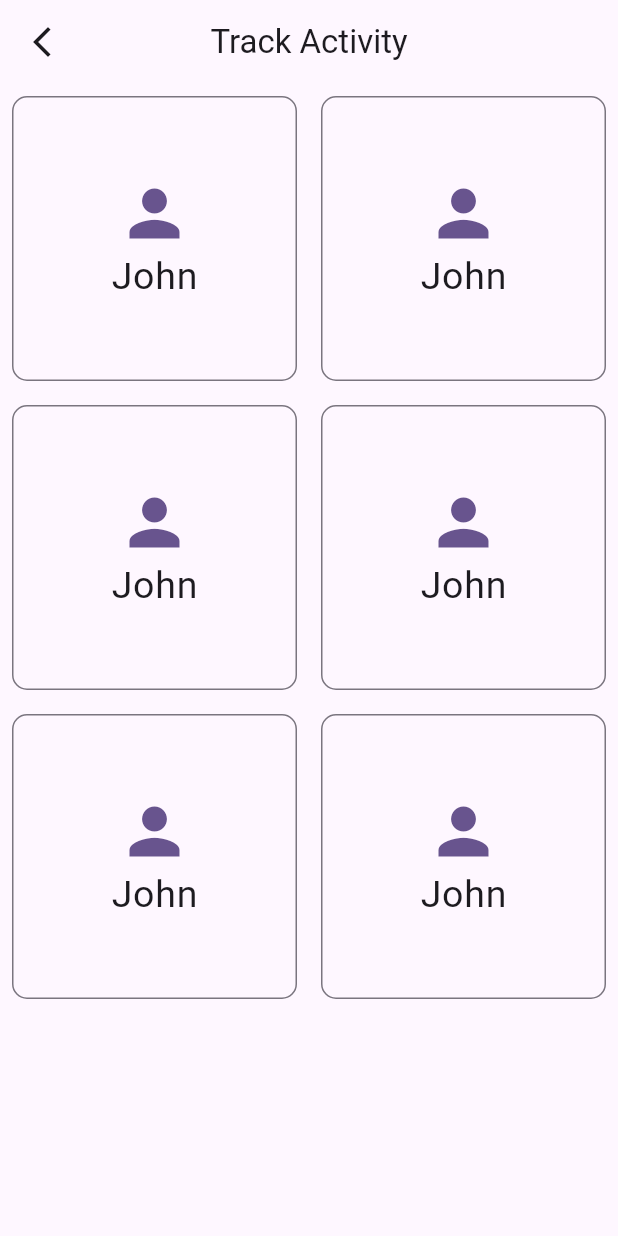
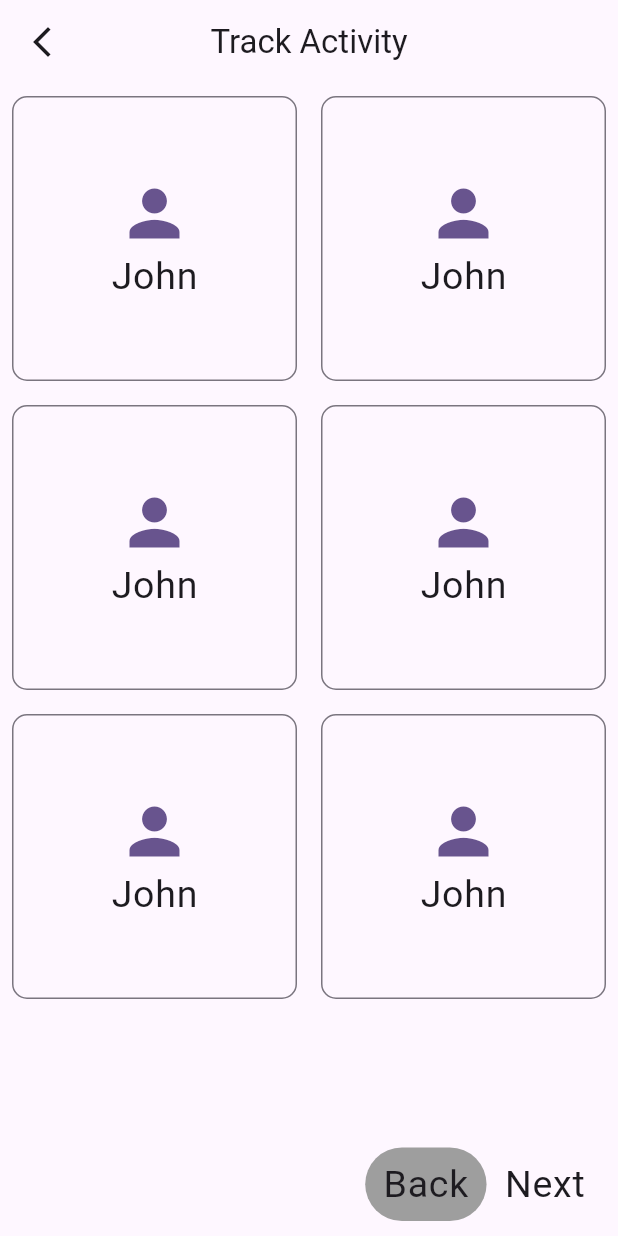
Before and after one commit to EonMurph/FooTime, a Flutter app: the TrackerPage screen opened directly, on a phone screen of 412 x 824 dp. Run offline on Flutter 3.47's test engine with Material 3 defaults, Android fonts, the phone set to English and light mode, and no system bars.

Commit message:
feat: nav buttons in activity tracking page

```diff
--- a/lib/pages/tracker_page.dart
+++ b/lib/pages/tracker_page.dart
@@ -1,12 +1,20 @@
+import 'dart:math';
+
 import 'package:FooTime/pages/tracker_pages/how_long_page.dart';
 import 'package:FooTime/pages/tracker_pages/who_what_page.dart';
 import 'package:FooTime/utils/activity.dart';
 import 'package:FooTime/utils/person.dart';
 import 'package:flutter/material.dart';
 
-class TrackerPage extends StatelessWidget {
+class TrackerPage extends StatefulWidget {
   const TrackerPage({super.key});
 
+  @override
+  State<TrackerPage> createState() => _TrackerPageState();
+}
+
+class _TrackerPageState extends State<TrackerPage> {
+  int currentPage = 0;
   @override
   Widget build(BuildContext context) {
     final List<Activity> activities = const [
@@ -37,13 +45,49 @@ class TrackerPage extends StatelessWidget {
         centerTitle: true,
       ),
       body: IndexedStack(
-        index: 0,
+        index: currentPage,
         children: [
           WhoWhatPage(items: people),
           WhoWhatPage(items: activities),
           const HowLongPage(),
         ],
       ),
+      bottomNavigationBar: Padding(
+        padding: const EdgeInsets.all(10.0),
+        child: Row(
+          mainAxisAlignment: MainAxisAlignment.end,
+          children: [
+            TextButton(
+              style: TextButton.styleFrom(
+                disabledBackgroundColor: Colors.grey,
+              ),
+              onPressed: currentPage == 0
+                  ? null
+                  : () {
+                      setState(() => currentPage = max(--currentPage, 0));
+                    },
+              child: Text(
+                'Back',
+                style: Theme.of(context).textTheme.labelMedium,
+              ),
+            ),
+            TextButton(
+              onPressed: currentPage == 2
+                  ? () {
+                      // TODO: Implement submit button
+                      debugPrint('Not implemented');
+                    }
+                  : () {
+                      setState(() => currentPage = min(++currentPage, 2));
+                    },
+              child: Text(
+                currentPage == 2 ? 'Submit' : 'Next',
+                style: Theme.of(context).textTheme.labelMedium,
+              ),
+            )
+          ],
+        ),
+      ),
     );
   }
 }
```
